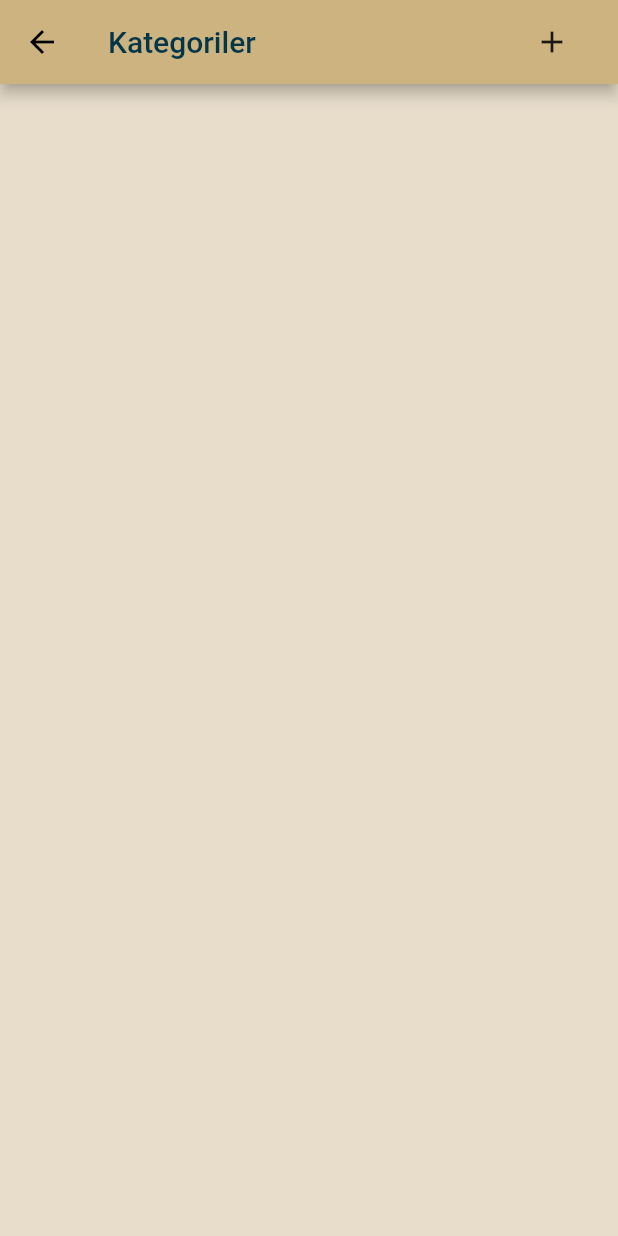
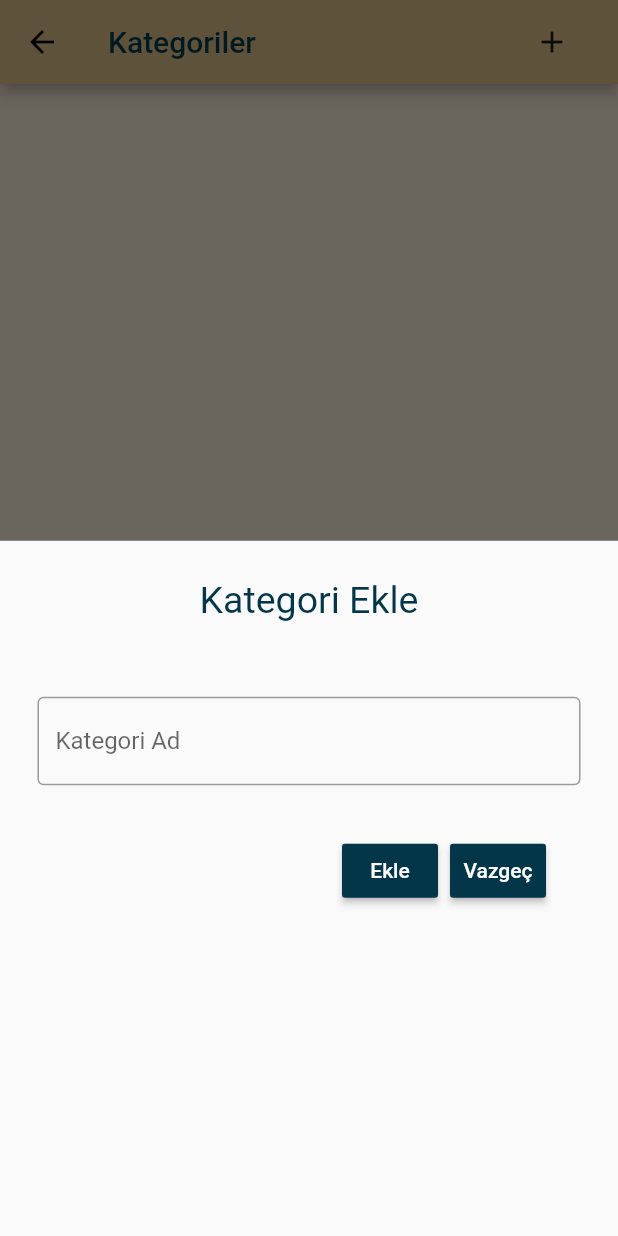
Before and after one commit to emralyilmaz/training40_gider_hesaplama_app, a Flutter app: the KategoriListesi screen opened directly, after a tap on the "add" icon, on a phone screen of 412 x 824 dp. Run offline on Flutter 3.47's test engine with Material 2 defaults, Android fonts, the phone set to English and light mode, and no system bars; our stand-ins replace sqflite, synchronized; accounts and stored records are empty.

Commit message:
Kategori Ekleme İşlemi

```diff
--- a/lib/screens/kategori_listesi.dart
+++ b/lib/screens/kategori_listesi.dart
@@ -30,7 +30,9 @@ class _KategoriListesiState extends State<KategoriListesi> {
             style: TextStyle(color: Color.fromRGBO(3, 54, 73, 1))),
         actions: [
           FlatButton(
-              onPressed: () {}, // kategori ekle
+              onPressed: () {
+                kategoriEkle();
+              }, // kategori ekle
               child: Icon(Icons.add))
         ],
       ),
@@ -38,7 +40,7 @@ class _KategoriListesiState extends State<KategoriListesi> {
         itemBuilder: (context, index) {
           return ListTile(
             title: Text(kategoriler[index].kategoriAd),
-            trailing: Icon(Icons.delete_forever),
+            trailing: Icon(Icons.delete),
           );
         },
         itemCount: kategoriler.length,
@@ -53,4 +55,84 @@ class _KategoriListesiState extends State<KategoriListesi> {
       });
     });
   }
+
+  void kategoriEkle() {
+    var formKey = GlobalKey<FormState>();
+    String yeniKategoriAd;
+    showModalBottomSheet(
+        context: context,
+        builder: (context) {
+          return Container(
+            child: Column(
+              children: [
+                Padding(
+                  padding: EdgeInsets.all(25),
+                  child: Text(
+                    "Kategori Ekle",
+                    style: TextStyle(
+                        color: Color.fromRGBO(3, 54, 73, 1), fontSize: 25),
+                  ),
+                ),
+                Padding(
+                  padding: EdgeInsets.all(25),
+                  child: Form(
+                    key: formKey,
+                    child: TextFormField(
+                      onSaved: (yeni) {
+                        yeniKategoriAd = yeni;
+                      },
+                      decoration: InputDecoration(
+                          labelText: "Kategori Ad",
+                          border: OutlineInputBorder()),
+                      validator: (girilen) {
+                        if (girilen.length <= 0) {
+                          return "Kategori Adını Giriniz";
+                        } else
+                          return null;
+                      },
+                    ),
+                  ),
+                ),
+                Padding(
+                  padding: EdgeInsets.symmetric(horizontal: 40),
+                  child: ButtonBar(
+                    children: [
+                      RaisedButton(
+                          onPressed: () {
+                            if (formKey.currentState.validate()) {
+                              formKey.currentState.save();
+                              databaseHelper
+                                  .kategoriEkle(
+                                      Kategori(kategoriAd: yeniKategoriAd))
+                                  .then((kategoriID) {
+                                if (kategoriID > 0) {
+                                  setState(() {
+                                    kategoriListesiniGuncelle();
+                                    Navigator.pop(context);
+                                  });
+                                }
+                              });
+                            }
+                          },
+                          child: Text(
+                            "Ekle",
+                          ),
+                          color: Color.fromRGBO(3, 54, 73, 1)),
+                      RaisedButton(
+                        onPressed: () {
+                          Navigator.pop(context);
+                        },
+                        child: Text(
+                          "Vazgeç",
+                        ),
+                        color: Color.fromRGBO(3, 54, 73, 1),
+                      ),
+                    ],
+                  ),
+                )
+              ],
+            ),
+          );
+        });
+  }
 }
--- a/lib/tools/database_helper.dart
+++ b/lib/tools/database_helper.dart
@@ -59,7 +59,7 @@ class DatabaseHelper {
 
   Future<List<Map<String, dynamic>>> kategorileriGetir() async {
     var db = await getDatabase();
-    var sonuc = await db.query("kategoriler");
+    var sonuc = await db.query("kategoriler", orderBy: "kategoriID DESC");
     return sonuc;
   }
 
```
